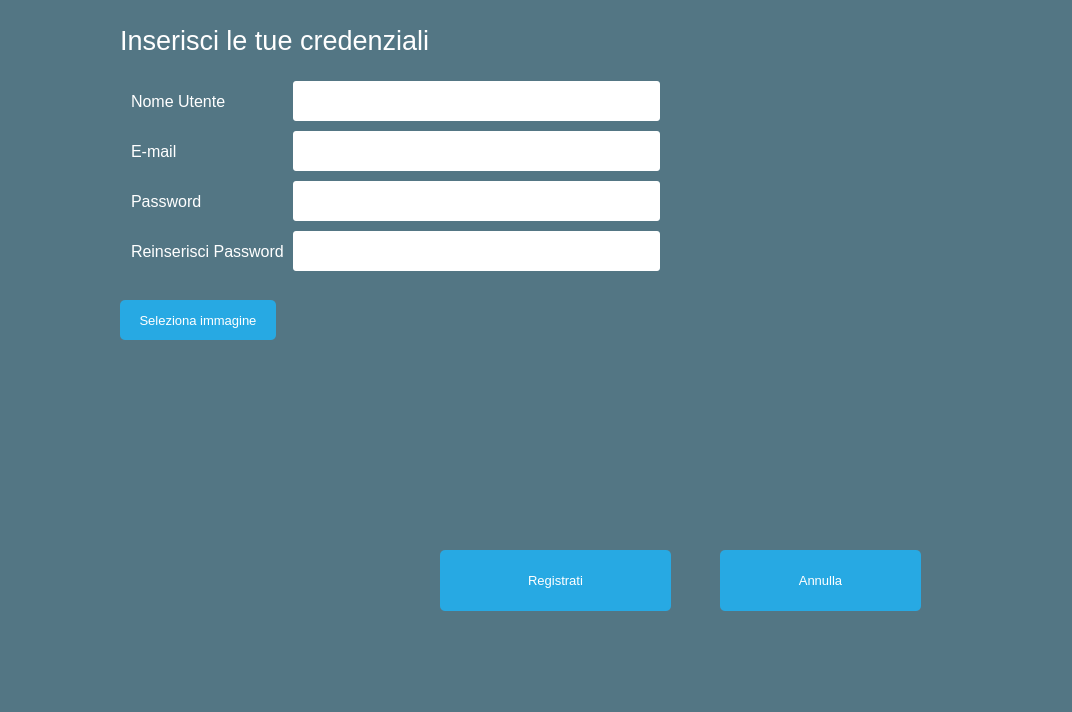
This is Client/EditorGUI/EditorGUI/NewAccount/NewAccount.ui in iliodipietro/Programmazione-Di-Sistema-Collaborative-Editor as Qt 5 draws it before an edit. The edited form follows.
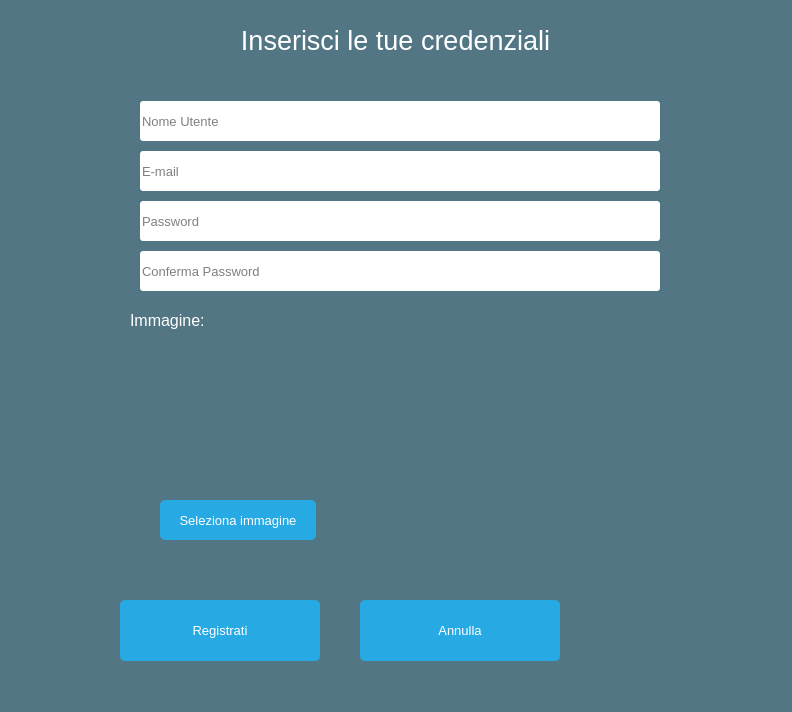
This is the edited form.

```diff
--- a/Client/EditorGUI/EditorGUI/NewAccount/NewAccount.ui
+++ b/Client/EditorGUI/EditorGUI/NewAccount/NewAccount.ui
@@ -6,7 +6,7 @@
    <rect>
     <x>0</x>
     <y>0</y>
-    <width>1072</width>
+    <width>792</width>
     <height>712</height>
    </rect>
   </property>
@@ -25,76 +25,25 @@
       <x>120</x>
       <y>70</y>
       <width>551</width>
-      <height>211</height>
+      <height>251</height>
      </rect>
     </property>
     <layout class="QFormLayout" name="formLayout">
      <property name="sizeConstraint">
       <enum>QLayout::SetMinimumSize</enum>
      </property>
+     <property name="labelAlignment">
+      <set>Qt::AlignJustify|Qt::AlignVCenter</set>
+     </property>
+     <property name="formAlignment">
+      <set>Qt::AlignJustify|Qt::AlignVCenter</set>
+     </property>
      <property name="horizontalSpacing">
       <number>9</number>
      </property>
      <property name="verticalSpacing">
       <number>10</number>
      </property>
-     <item row="1" column="0">
-      <widget class="QLabel" name="nicknameLabel">
-       <property name="minimumSize">
-        <size>
-         <width>150</width>
-         <height>40</height>
-        </size>
-       </property>
-       <property name="font">
-        <font>
-         <pointsize>12</pointsize>
-        </font>
-       </property>
-       <property name="styleSheet">
-        <string notr="true">QLabel { color: white; }</string>
-       </property>
-       <property name="text">
-        <string>Nome Utente</string>
-       </property>
-      </widget>
-     </item>
-     <item row="1" column="1">
-      <widget class="QLineEdit" name="nickNameLine">
-       <property name="minimumSize">
-        <size>
-         <width>0</width>
-         <height>40</height>
-        </size>
-       </property>
-       <property name="font">
-        <font>
-         <pointsize>10</pointsize>
-        </font>
-       </property>
-      </widget>
-     </item>
-     <item row="2" column="0">
-      <widget class="QLabel" name="emailLabel">
-       <property name="minimumSize">
-        <size>
-         <width>150</width>
-         <height>40</height>
-        </size>
-       </property>
-       <property name="font">
-        <font>
-         <pointsize>12</pointsize>
-        </font>
-       </property>
-       <property name="styleSheet">
-        <string notr="true">QLabel { color: white; }</string>
-       </property>
-       <property name="text">
-        <string>E-mail</string>
-       </property>
-      </widget>
-     </item>
      <item row="2" column="1">
       <widget class="QLineEdit" name="emailLine">
        <property name="minimumSize">
@@ -108,26 +57,8 @@
          <pointsize>10</pointsize>
         </font>
        </property>
-      </widget>
-     </item>
-     <item row="3" column="0">
-      <widget class="QLabel" name="passwordLabel">
-       <property name="minimumSize">
-        <size>
-         <width>150</width>
-         <height>40</height>
-        </size>
-       </property>
-       <property name="font">
-        <font>
-         <pointsize>12</pointsize>
-        </font>
-       </property>
-       <property name="styleSheet">
-        <string notr="true">QLabel { color: white; }</string>
-       </property>
-       <property name="text">
-        <string>Password</string>
+       <property name="placeholderText">
+        <string>E-mail</string>
        </property>
       </widget>
      </item>
@@ -147,26 +78,8 @@
        <property name="echoMode">
         <enum>QLineEdit::Password</enum>
        </property>
-      </widget>
-     </item>
-     <item row="4" column="0">
-      <widget class="QLabel" name="rePasswordLabel">
-       <property name="minimumSize">
-        <size>
-         <width>150</width>
-         <height>40</height>
-        </size>
-       </property>
-       <property name="font">
-        <font>
-         <pointsize>12</pointsize>
-        </font>
-       </property>
-       <property name="styleSheet">
-        <string notr="true">QLabel { color: white; }</string>
-       </property>
-       <property name="text">
-        <string>Reinserisci Password</string>
+       <property name="placeholderText">
+        <string>Password</string>
        </property>
       </widget>
      </item>
@@ -186,6 +99,27 @@
        <property name="echoMode">
         <enum>QLineEdit::Password</enum>
        </property>
+       <property name="placeholderText">
+        <string>Conferma Password</string>
+       </property>
+      </widget>
+     </item>
+     <item row="1" column="1">
+      <widget class="QLineEdit" name="usernameLine">
+       <property name="minimumSize">
+        <size>
+         <width>0</width>
+         <height>40</height>
+        </size>
+       </property>
+       <property name="font">
+        <font>
+         <pointsize>10</pointsize>
+        </font>
+       </property>
+       <property name="placeholderText">
+        <string>Nome Utente</string>
+       </property>
       </widget>
      </item>
     </layout>
@@ -193,9 +127,9 @@
    <widget class="QPushButton" name="submit">
     <property name="geometry">
      <rect>
-      <x>440</x>
-      <y>550</y>
-      <width>231</width>
+      <x>120</x>
+      <y>600</y>
+      <width>200</width>
       <height>61</height>
      </rect>
     </property>
@@ -213,7 +147,11 @@
   border-radius: 5px;
 }
 
-QPushButton:hover { background-color: #0080FF; }</string>
+QPushButton:hover { background-color: #0080FF; }
+
+QPushButton:disabled{
+ background-color: #a6a6a6;
+}</string>
     </property>
     <property name="text">
      <string>Registrati</string>
@@ -222,8 +160,8 @@
    <widget class="QLabel" name="imageLabel">
     <property name="geometry">
      <rect>
-      <x>310</x>
-      <y>300</y>
+      <x>120</x>
+      <y>305</y>
       <width>225</width>
       <height>225</height>
      </rect>
@@ -236,19 +174,31 @@
     </property>
     <property name="maximumSize">
      <size>
-      <width>225</width>
-      <height>225</height>
+      <width>125</width>
+      <height>125</height>
      </size>
     </property>
+    <property name="baseSize">
+     <size>
+      <width>125</width>
+      <height>125</height>
+     </size>
+    </property>
+    <property name="midLineWidth">
+     <number>0</number>
+    </property>
     <property name="text">
      <string/>
     </property>
+    <property name="alignment">
+     <set>Qt::AlignCenter</set>
+    </property>
    </widget>
    <widget class="QPushButton" name="selectImageButton">
     <property name="geometry">
      <rect>
-      <x>120</x>
-      <y>300</y>
+      <x>160</x>
+      <y>500</y>
       <width>156</width>
       <height>40</height>
      </rect>
@@ -282,9 +232,9 @@
    <widget class="QPushButton" name="cancel">
     <property name="geometry">
      <rect>
-      <x>720</x>
-      <y>550</y>
-      <width>201</width>
+      <x>360</x>
+      <y>600</y>
+      <width>200</width>
       <height>61</height>
      </rect>
     </property>
@@ -311,9 +261,9 @@
    <widget class="QLabel" name="label">
     <property name="geometry">
      <rect>
-      <x>120</x>
+      <x>0</x>
       <y>0</y>
-      <width>621</width>
+      <width>791</width>
       <height>81</height>
      </rect>
     </property>
@@ -327,6 +277,36 @@
     </property>
     <property name="text">
      <string>Inserisci le tue credenziali</string>
+    </property>
+    <property name="alignment">
+     <set>Qt::AlignCenter</set>
+    </property>
+   </widget>
+   <widget class="QLabel" name="emailLabel_2">
+    <property name="geometry">
+     <rect>
+      <x>130</x>
+      <y>300</y>
+      <width>150</width>
+      <height>40</height>
+     </rect>
+    </property>
+    <property name="minimumSize">
+     <size>
+      <width>150</width>
+      <height>40</height>
+     </size>
+    </property>
+    <property name="font">
+     <font>
+      <pointsize>12</pointsize>
+     </font>
+    </property>
+    <property name="styleSheet">
+     <string notr="true">QLabel { color: white; }</string>
+    </property>
+    <property name="text">
+     <string>Immagine:</string>
     </property>
    </widget>
   </widget>
```
